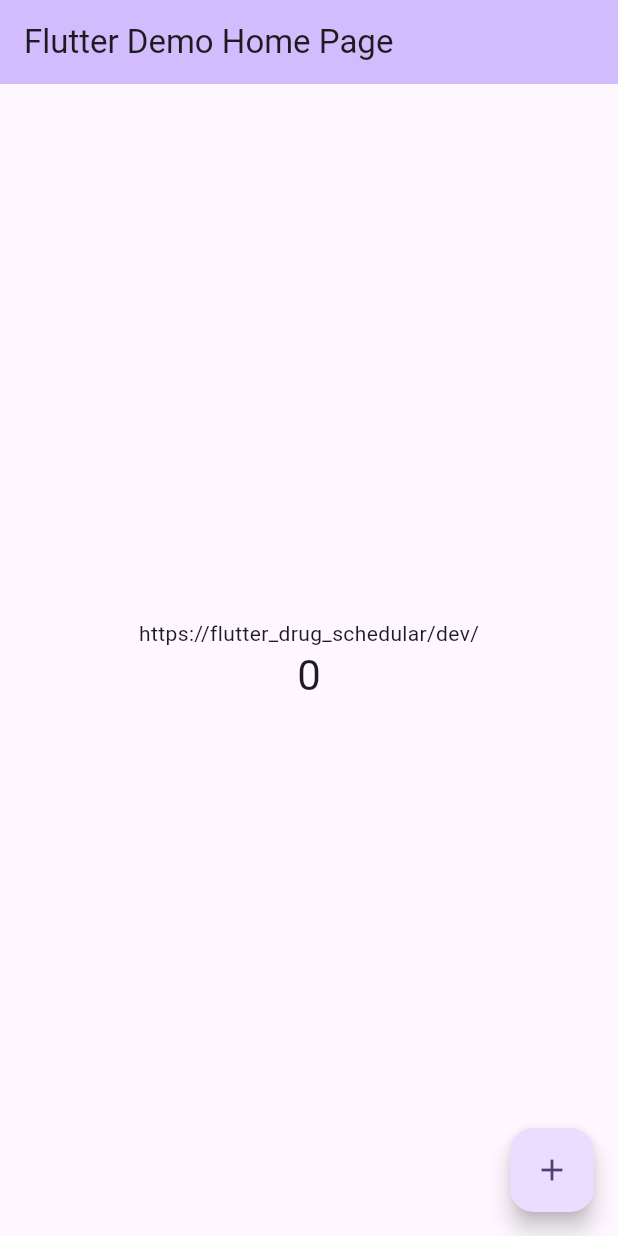
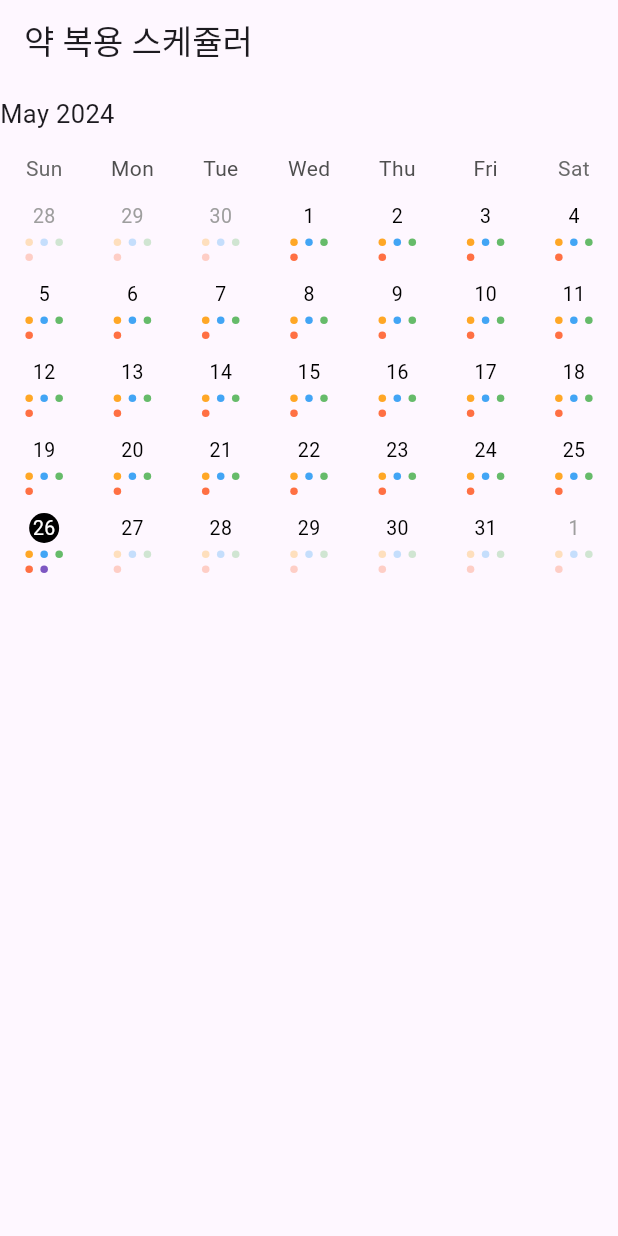
Before and after one commit to suojae3/MedicineScheduler, a Flutter app: the screen it shows after launch, on a phone screen of 412 x 824 dp. Run offline on Flutter 3.47's test engine with Material 3 defaults, Android fonts, the phone set to English and light mode, and no system bars; drawn by our look-alikes of table_calendar; our stand-ins replace cloud_firestore, firebase_auth, firebase_messaging; accounts and stored records are empty.

```diff
--- a/flutter_drug_schedular/lib/main_dev.dart
+++ b/flutter_drug_schedular/lib/main_dev.dart
@@ -2,10 +2,11 @@
 import 'package:flutter/material.dart';
 import 'package:flutter_drug_schedular/global.dart';
 import 'package:flutter_drug_schedular/main.dart';
-
+import 'package:flutter_drug_schedular/presentation/pages/test_calednar.dart';
 
 
 void main() {
   Global.baseURL = "https://flutter_drug_schedular/dev/";
-  runApp(const MyApp());
+  // runApp(const MyApp());
+  runApp(TestCalendar());
 }
--- /dev/null
+++ b/flutter_drug_schedular/lib/presentation/pages/test_calednar.dart
@@ -0,0 +1,267 @@
+import 'package:flutter/material.dart';
+import 'package:table_calendar/table_calendar.dart';
+
+class TestCalendar extends StatelessWidget {
+  const TestCalendar({super.key});
+
+  @override
+  Widget build(BuildContext context) {
+    return MaterialApp(
+      home: CalendarPage(),
+    );
+  }
+}
+
+class CalendarPage extends StatefulWidget {
+  @override
+  _CalendarPageState createState() => _CalendarPageState();
+}
+
+class _CalendarPageState extends State<CalendarPage> {
+  CalendarFormat _calendarFormat = CalendarFormat.month;
+  DateTime _focusedDay = DateTime.now();
+  DateTime? _selectedDay;
+
+  @override
+  Widget build(BuildContext context) {
+    return Scaffold(
+      appBar: AppBar(
+        title: const Text('약 복용 스케쥴러'),
+      ),
+      body: TableCalendar(
+        firstDay: DateTime.utc(2020, 1, 1),
+        lastDay: DateTime.utc(2030, 12, 31),
+        focusedDay: _focusedDay,
+        calendarFormat: _calendarFormat,
+        selectedDayPredicate: (day) {
+          return isSameDay(_selectedDay, day);
+        },
+        onDaySelected: (selectedDay, focusedDay) {
+          setState(() {
+            _selectedDay = selectedDay;
+            _focusedDay = focusedDay;
+          });
+        },
+        daysOfWeekHeight: 32.0, // 요일과 날짜 사이의 간격을 조정합니다.
+        calendarStyle: CalendarStyle(
+          isTodayHighlighted: true,
+          todayDecoration: const BoxDecoration(), // 기본값은 빈 BoxDecoration
+          selectedTextStyle: const TextStyle(color: Colors.white),
+          selectedDecoration: const BoxDecoration(
+            color: Colors.black,
+            shape: BoxShape.circle,
+          ),
+        ),
+        headerStyle: const HeaderStyle(
+          formatButtonVisible: false,
+          leftChevronVisible: false,
+          rightChevronVisible: false,
+        ),
+        onFormatChanged: (format) {
+          if (_calendarFormat != format) {
+            setState(() {
+              _calendarFormat = format;
+            });
+          }
+        },
+        onPageChanged: (focusedDay) {
+          _focusedDay = focusedDay;
+        },
+        calendarBuilders: CalendarBuilders(
+          todayBuilder: (context, date, _) => CustomDayWidget(
+            date: date,
+            colors1: const [
+              Color(0xFFFFA726),
+              Color(0xFF42A5F5),
+              Color(0xFF66BB6A),
+            ],
+            colors2: const [
+              Color(0xFFFF7043),
+              Color(0xFF7E57C2),
+              // Color(0xFF26C6DA),
+            ],
+            isToday: true,
+          ),
+          selectedBuilder: (context, date, _) => CustomDayWidget(
+            date: date,
+            colors1: const [
+              Color(0xFFFFA726),
+              Color(0xFF42A5F5),
+              Color(0xFF66BB6A),
+            ],
+            colors2: const [
+              Color(0xFFFF7043),
+              // Color(0xFF7E57C2),
+              // Color(0xFF26C6DA),
+            ],
+            isSelected: true,
+          ),
+          defaultBuilder: (context, date, _) => CustomDayWidget(
+            date: date,
+            colors1: const [
+              Color(0xFFFFA726),
+              Color(0xFF42A5F5),
+              Color(0xFF66BB6A),
+            ],
+            colors2: const [
+              Color(0xFFFF7043),
+              // Color(0xFF7E57C2),
+              // Color(0xFF26C6DA),
+            ],
+            isFuture: date.isAfter(DateTime.now()),
+          ),
+          outsideBuilder: (context, date, _) => CustomDayWidget(
+            date: date,
+            colors1: const [
+              Color(0xFFFFA726),
+              Color(0xFF42A5F5),
+              Color(0xFF66BB6A),
+            ],
+            colors2: const [
+              Color(0xFFFF7043),
+              // Color(0xFF7E57C2),
+              // Color(0xFF26C6DA),
+            ],
+            isOutside: true,
+            isFuture: date.isAfter(DateTime.now()),
+          ),
+        ),
+      ),
+    );
+  }
+}
+
+class CustomDayWidget extends StatelessWidget {
+  final DateTime date;
+  final List<Color> colors1;
+  final List<Color> colors2;
+  final bool isToday;
+  final bool isSelected;
+  final bool isOutside;
+  final bool isFuture;
+
+  const CustomDayWidget({
+    required this.date,
+    required this.colors1,
+    required this.colors2,
+    this.isToday = false,
+    this.isSelected = false,
+    this.isOutside = false,
+    this.isFuture = false,
+  });
+
+  Color getBackgroundColor() {
+    if (isToday) return Colors.black;
+    if (isSelected) return Colors.black.withOpacity(0.5);
+    return Colors.transparent;
+  }
+
+  Color getTextColor() {
+    if (isToday || isSelected) return Colors.white;
+    if (isOutside) return Colors.grey;
+    return Colors.black;
+  }
+
+  @override
+  Widget build(BuildContext context) {
+    return Column(
+      mainAxisAlignment: MainAxisAlignment.center,
+      crossAxisAlignment: CrossAxisAlignment.center,
+      children: [
+        Container(
+          width: 20.0,
+          height: 20.0,
+          decoration: BoxDecoration(
+            color: getBackgroundColor(),
+            shape: BoxShape.circle,
+          ),
+          alignment: Alignment.center,
+          child: Text(
+            '${date.day}',
+            style: TextStyle(
+              fontSize: 13.0,
+              color: getTextColor(),
+            ),
+          ),
+        ),
+        const SizedBox(height: 5),
+        DoubleCircleRow(
+          colors1: colors1,
+          colors2: colors2,
+          isTransparent: isFuture || isOutside,
+        ),
+      ],
+    );
+  }
+}
+
+class DoubleCircleRow extends StatelessWidget {
+  final List<Color> colors1;
+  final List<Color> colors2;
+  final bool isTransparent;
+
+  const DoubleCircleRow({
+    required this.colors1,
+    required this.colors2,
+    required this.isTransparent,
+  });
+
+  @override
+  Widget build(BuildContext context) {
+    return Column(
+      mainAxisAlignment: MainAxisAlignment.center,
+      children: [
+        CircleRow(colors: colors1, isTransparent: isTransparent, maxCircles: 3),
+        const SizedBox(height: 5), // 줄 사이에 간격을 추가
+        CircleRow(colors: colors2, isTransparent: isTransparent, maxCircles: 3),
+      ],
+    );
+  }
+}
+
+class CircleRow extends StatelessWidget {
+  final List<Color> colors;
+  final bool isTransparent;
+  final int maxCircles;
+
+  const CircleRow({required this.colors, required this.isTransparent, required this.maxCircles});
+
+  @override
+  Widget build(BuildContext context) {
+    List<Widget> rowChildren = [];
+    for (int i = 0; i < maxCircles; i++) {
+      if (i < colors.length) {
+        rowChildren.add(CircleWidget(color: colors[i], isTransparent: isTransparent));
+      } else {
+        rowChildren.add(SizedBox(width: 5.0)); // 빈 자리 채우기
+      }
+      if (i < maxCircles - 1) {
+        rowChildren.add(const SizedBox(width: 5)); // 동그라미 사이에 간격을 추가
+      }
+    }
+
+    return Row(
+      mainAxisAlignment: MainAxisAlignment.center,
+      children: rowChildren,
+    );
+  }
+}
+
+class CircleWidget extends StatelessWidget {
+  final Color color;
+  final bool isTransparent;
+
+  const CircleWidget({required this.color, required this.isTransparent});
+
+  @override
+  Widget build(BuildContext context) {
+    return Container(
+      width: 5.0,
+      height: 5.0,
+      decoration: BoxDecoration(
+        color: color.withOpacity(isTransparent ? 0.3 : 1.0),
+        shape: BoxShape.circle,
+      ),
+    );
+  }
+}
--- a/flutter_drug_schedular/pubspec.yaml
+++ b/flutter_drug_schedular/pubspec.yaml
@@ -17,6 +17,8 @@ dependencies:
   http: ^1.2.1
   firebase_messaging: ^14.9.3
   firebase_auth: ^4.19.6
+  table_calendar: ^3.1.1
+  intl: ^0.19.0
 
 dev_dependencies:
   flutter_test:
```
